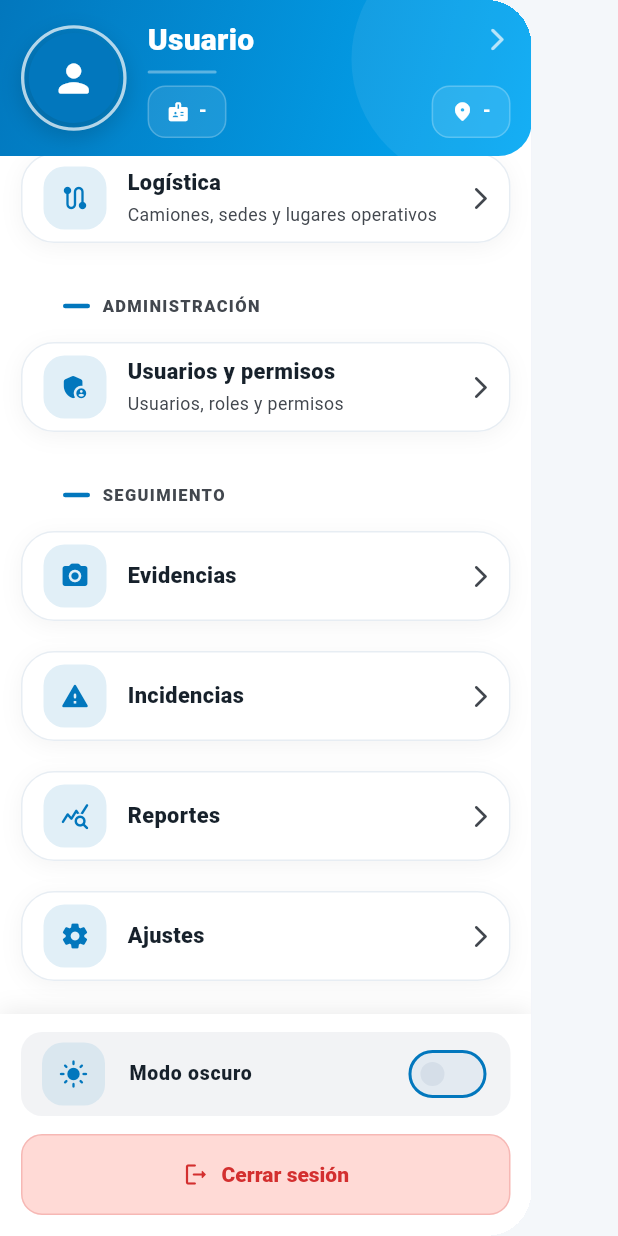
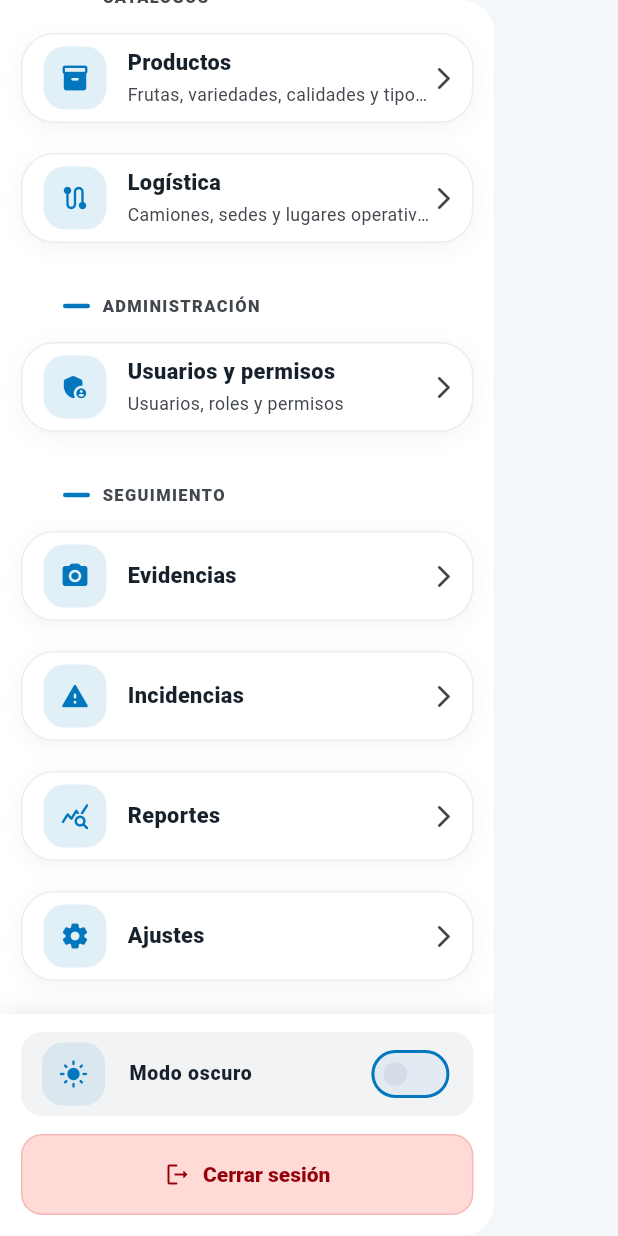
Before and after one commit to devkelbih/quipubox, a Flutter app: the AppDrawer widget shown alone on an empty page, opened directly, scrolled down 550 dp, on a phone screen of 412 x 824 dp. Run offline on Flutter 3.47's test engine with Material 3 defaults, Android fonts, the phone set to English and light mode, and no system bars; our stand-ins replace flutter_dotenv, flutter_secure_storage, go_router, shared_preferences, supabase_flutter; accounts and stored records are empty; network calls fail.

Commit message:
drawer con sliver, navegacion correcta

```diff
--- a/lib/features/app_shell/presentation/widgets/drawer/app_drawer.dart
+++ b/lib/features/app_shell/presentation/widgets/drawer/app_drawer.dart
@@ -299,14 +299,18 @@ class _AppDrawerState extends State<AppDrawer> {
     return Drawer(
       width: MediaQuery.sizeOf(context).width * DrawerMetrics.widthFactor,
       shape: const RoundedRectangleBorder(
-        borderRadius: BorderRadius.horizontal(right: Radius.circular(30)),
+        borderRadius: BorderRadius.horizontal(right: Radius.circular(22)),
       ),
       child: ColoredBox(
         color: theme.colorScheme.surface,
         child: Column(
           children: [
-            // Header
-            AppDrawerHeader(
+            // Contenido
+            Expanded(
+              child: CustomScrollView(
+                slivers: [
+                  SliverToBoxAdapter(
+                    child: AppDrawerHeader(
                       topPadding: topPadding,
                       avatarUrl: user?.avatarUrl,
                       name: user?.shortName ?? 'Usuario',
@@ -314,16 +318,17 @@ class _AppDrawerState extends State<AppDrawer> {
                       site: user?.sede.nombre ?? '-',
                       onTap: _showNotAvailable,
                     ),
-            // Contenido
-            Expanded(
-              child: SingleChildScrollView(
+                  ),
+                  SliverPadding(
                     padding: const EdgeInsets.symmetric(
                       horizontal: DrawerMetrics.outerPadding,
                       vertical: 12,
                     ),
+                    sliver: SliverToBoxAdapter(
                       child: Column(
-                  crossAxisAlignment: CrossAxisAlignment.start,
                         children: [
+                          // Header
+
                           // Inicio
                           AppDrawerTile(
                             icon: Icons.dashboard_rounded,
@@ -352,6 +357,9 @@ class _AppDrawerState extends State<AppDrawer> {
                       ),
                     ),
                   ),
+                ],
+              ),
+            ),
             // Footer
             AppDrawerFooter(
               isDarkMode: settings.isEffectiveDarkMode(context),
--- a/lib/features/app_shell/presentation/widgets/drawer/app_drawer_footer.dart
+++ b/lib/features/app_shell/presentation/widgets/drawer/app_drawer_footer.dart
@@ -115,7 +115,7 @@ class AppDrawerFooter extends StatelessWidget {
         icon: const Icon(Icons.logout_rounded),
         label: const Text('Cerrar sesión'),
         style: OutlinedButton.styleFrom(
-          foregroundColor: theme.colorScheme.error,
+          foregroundColor: theme.colorScheme.onErrorContainer,
 
           backgroundColor: theme.colorScheme.errorContainer,
 
--- a/lib/features/app_shell/presentation/widgets/drawer/app_drawer_header.dart
+++ b/lib/features/app_shell/presentation/widgets/drawer/app_drawer_header.dart
@@ -38,16 +38,13 @@ class AppDrawerHeader extends StatelessWidget {
         ),
         child: Container(
           width: double.infinity,
-          padding: EdgeInsets.only(
-            top: topPadding + 12,
-            bottom: 12,
-          ),
+          padding: EdgeInsets.only(top: topPadding + 12, bottom: 12),
           decoration: DrawerStyles.headerDecoration(colorScheme),
           child: Stack(
             clipBehavior: Clip.none,
             children: [
               // Círculo decorativo
-              _buildDecorationCircle(),
+              ..._buildDecorationCircles(),
               // Contenido
               _buildHeaderContent(),
             ],
@@ -61,19 +58,47 @@ class AppDrawerHeader extends StatelessWidget {
   // Widgets internos
   // =============================================================
 
-  Widget _buildDecorationCircle() {
-    return Positioned(
-      top: -55,
-      right: -45,
-      child: Container(
-        width: 165,
-        height: 165,
-        decoration: BoxDecoration(
-          shape: BoxShape.circle,
-          color: Colors.white.withValues(alpha: .07),
+  List<Widget> _buildDecorationCircles() {
+    return [
+      Positioned(
+        top: -55,
+        right: -45,
+        child: Container(
+          width: 140,
+          height: 140,
+          decoration: BoxDecoration(
+            shape: BoxShape.circle,
+            color: Colors.black.withValues(alpha: .12),
+          ),
         ),
       ),
-    );
+
+      Positioned(
+        top: 22,
+        right: 102,
+        child: Container(
+          width: 42,
+          height: 42,
+          decoration: BoxDecoration(
+            shape: BoxShape.circle,
+            color: Colors.black.withValues(alpha: .12),
+          ),
+        ),
+      ),
+
+      Positioned(
+        top: -10,
+        right: 110,
+        child: Container(
+          width: 18,
+          height: 18,
+          decoration: BoxDecoration(
+            shape: BoxShape.circle,
+            color: Colors.black.withValues(alpha: .12),
+          ),
+        ),
+      ),
+    ];
   }
 
   Widget _buildHeaderContent() {
@@ -170,15 +195,9 @@ class AppDrawerHeader extends StatelessWidget {
   Widget _buildChipsRow() {
     return Row(
       children: [
-        _HeaderChip(
-          icon: Icons.badge_rounded,
-          text: role,
-        ),
+        _HeaderChip(icon: Icons.badge_rounded, text: role),
         const Spacer(),
-        _HeaderChip(
-          icon: Icons.location_on_rounded,
-          text: site,
-        ),
+        _HeaderChip(icon: Icons.location_on_rounded, text: site),
       ],
     );
   }
@@ -192,10 +211,7 @@ class _CustomAvatar extends StatelessWidget {
   final String? avatarUrl;
   final double radius;
 
-  const _CustomAvatar({
-    required this.avatarUrl,
-    required this.radius,
-  });
+  const _CustomAvatar({required this.avatarUrl, required this.radius});
 
   @override
   Widget build(BuildContext context) {
@@ -229,11 +245,7 @@ class _CustomAvatar extends StatelessWidget {
                 },
               ),
             )
-          : const Icon(
-              Icons.person_rounded,
-              color: Colors.white,
-              size: 30,
-            ),
+          : const Icon(Icons.person_rounded, color: Colors.white, size: 30),
     );
   }
 }
@@ -242,18 +254,12 @@ class _HeaderChip extends StatelessWidget {
   final IconData icon;
   final String text;
 
-  const _HeaderChip({
-    required this.icon,
-    required this.text,
-  });
+  const _HeaderChip({required this.icon, required this.text});
 
   @override
   Widget build(BuildContext context) {
     return Container(
-      padding: const EdgeInsets.symmetric(
-        horizontal: 12,
-        vertical: 8,
-      ),
+      padding: const EdgeInsets.symmetric(horizontal: 12, vertical: 8),
       decoration: DrawerStyles.headerChipDecoration(),
       child: Row(
         mainAxisSize: MainAxisSize.min,
--- a/lib/features/app_shell/presentation/widgets/drawer/drawer_metrics.dart
+++ b/lib/features/app_shell/presentation/widgets/drawer/drawer_metrics.dart
@@ -13,7 +13,7 @@ abstract final class DrawerMetrics {
   // Drawer
   //========================
 
-  static const double widthFactor = .86;
+  static const double widthFactor = .80;
   static const double outerPadding = 14;
 
   //========================
```
Lines whose indentation alone changed are shown as unchanged.
